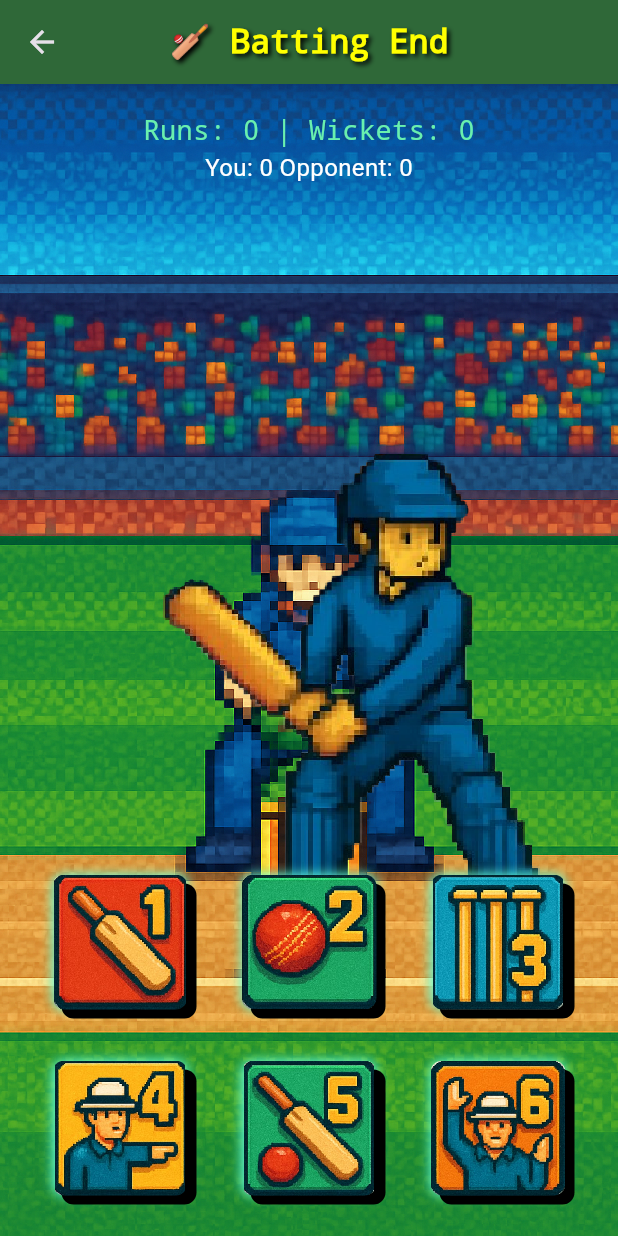
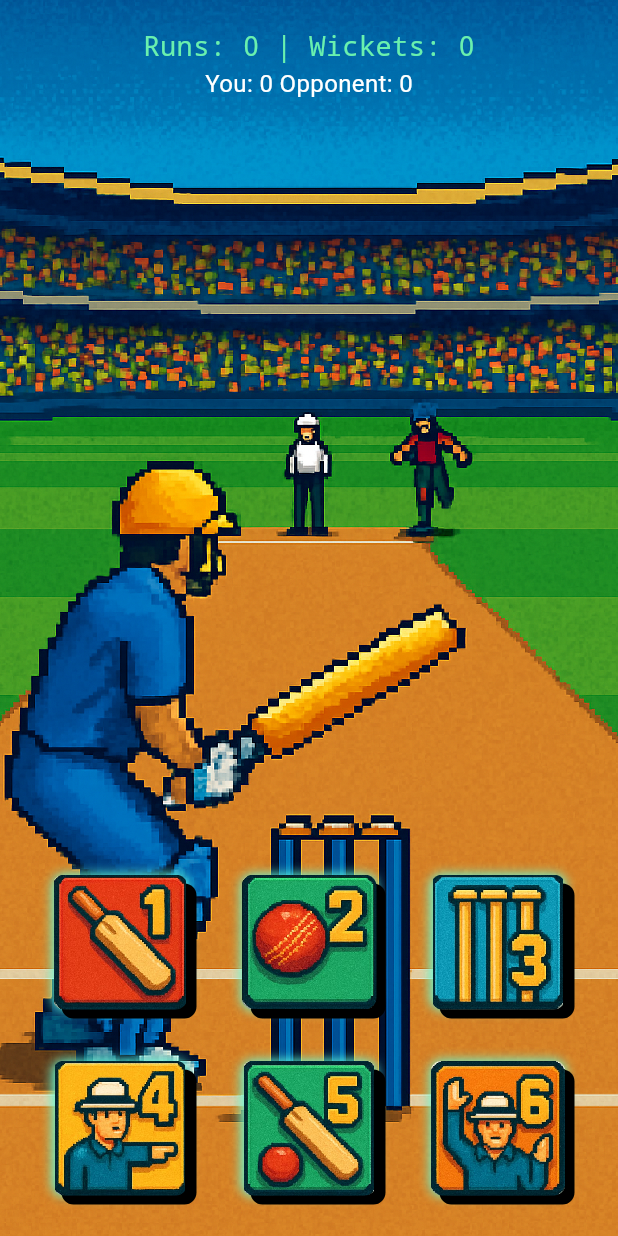
Before and after one commit to PR0D-G/Retro_Cricket, a Flutter app: the GameScreen screen opened directly, on a phone screen of 412 x 824 dp. Run offline on Flutter 3.47's test engine with Material 3 defaults, Android fonts, the light colour scheme and no system bars.

Commit message:
day_4 progress

```diff
--- a/lib/screens/game_screen.dart
+++ b/lib/screens/game_screen.dart
@@ -58,32 +58,10 @@ class _GameScreenState extends State<GameScreen> {
 
     return Scaffold(
       backgroundColor: Colors.black,
-      appBar: AppBar(
-        backgroundColor: Colors.green.shade900,
-        elevation: 6,
-        centerTitle: true,
-        title: Text(
-          playerBatting ? "🏏 Batting End" : "☄️ Bowling End",
-          style: const TextStyle(
-            fontFamily: "monospace",
-            fontSize: 22,
-            fontWeight: FontWeight.bold,
-            color: Colors.yellowAccent,
-            shadows: [
-              Shadow(
-                blurRadius: 4,
-                color: Colors.black,
-                offset: Offset(2, 2),
-              )
-            ],
-          ),
-        ),
-      ),
       body: Stack(
         fit: StackFit.expand,
         children: [
           GameAlignments.background(playerBatting),
-          GameAlignments.playerSprite(playerBatting),
           Padding(
             padding: EdgeInsets.only(
               left: 18,
--- a/lib/widget/align.dart
+++ b/lib/widget/align.dart
@@ -26,28 +26,6 @@ class GameAlignments {
   }
 
   // ✅ Player sprite overlay
-
-  static Widget playerSprite(bool playerBatting) {
-    return Align(
-      alignment: Alignment.center,
-      child: Transform(
-        alignment: Alignment.center,
-        transform:
-            playerBatting ? Matrix4.identity() : Matrix4.rotationY(math.pi),
-        child: Image.asset(
-          playerBatting ? "assets/batsman.png" : "assets/bowler.png",
-          width: playerBatting ? 550 : 400,
-          height: playerBatting ? 550 : 400,
-          alignment: playerBatting
-              ? (isDesktopOrWeb
-                  ? const Alignment(1.25, 0)
-                  : const Alignment(2.5, 0))
-              : const Alignment(-2, 0),
-          filterQuality: FilterQuality.none,
-        ),
-      ),
-    );
-  }
 
   // ✅ Top status texts
   static Widget topTexts({
--- a/pubspec.yaml
+++ b/pubspec.yaml
@@ -18,7 +18,13 @@ dev_dependencies:
   flutter_test:
     sdk: flutter
 
+  flutter_launcher_icons: ^0.14.4
   flutter_lints: ^5.0.0
+
+flutter_icons:
+  image_path: "assets/logo.png"
+  android: true
+  ios: true
 
 flutter:
   uses-material-design: true
```
Also changed, not shown: assets/batsman_end.png, assets/bowler_end.png, assets/logo.png (added), pubspec.lock, 23 other files.
